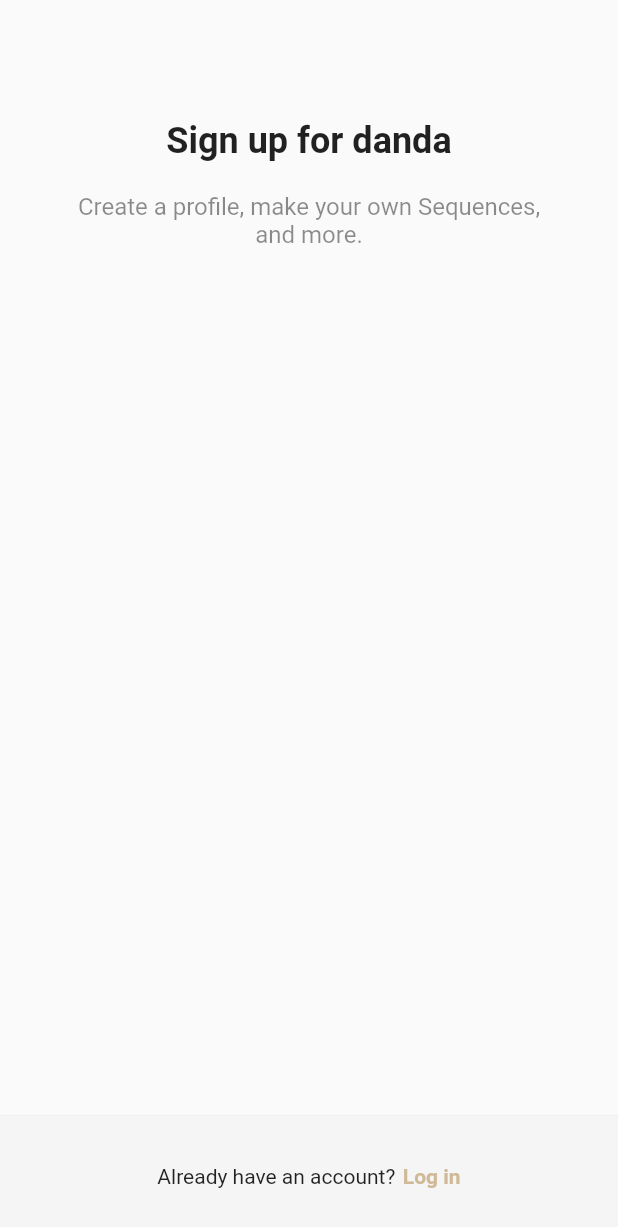
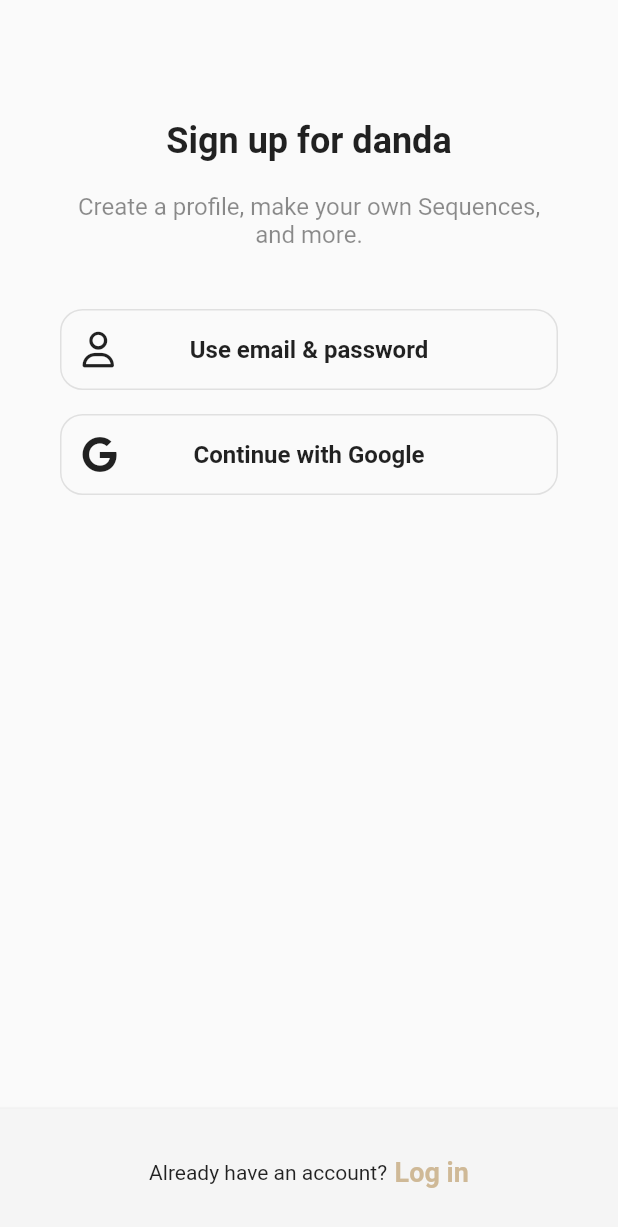
Before and after one commit to Dhui-Park/flutter_practice_app, a Flutter app: the screen it shows after launch, on a phone screen of 412 x 824 dp. Shown: the top 1227 px of the screen. Run offline on Flutter 3.47's test engine with Material 2 defaults, Android fonts, the phone set to English and light mode, and no system bars; our stand-ins replace font_awesome_flutter.

```diff
--- a/lib/screens/sign_up/sign_up_screen.dart
+++ b/lib/features/authentication/login_screen.dart
@@ -1,10 +1,16 @@
 import 'package:flutter/material.dart';
+import 'package:flutter_practice/features/authentication/widgets/auth_button.dart';
+import 'package:font_awesome_flutter/font_awesome_flutter.dart';
 
 import '../../constants/gaps.dart';
 import '../../constants/sizes.dart';
 
-class SignUpScreen extends StatelessWidget {
-  const SignUpScreen({super.key});
+class LoginScreen extends StatelessWidget {
+  const LoginScreen({super.key});
+
+  void onSignUpTap(BuildContext context) {
+    Navigator.of(context).pop();
+  }
 
   @override
   Widget build(BuildContext context) {
@@ -18,7 +24,7 @@ class SignUpScreen extends StatelessWidget {
             children: const [
               Gaps.v80,
               Text(
-                "Sign up for danda",
+                "Log in to danda",
                 style: TextStyle(
                   fontSize: Sizes.size24,
                   fontWeight: FontWeight.w700,
@@ -26,12 +32,22 @@ class SignUpScreen extends StatelessWidget {
               ),
               Gaps.v20,
               Text(
-                "Create a profile, make your own Sequences, and more.",
+                "Manage your account, check new Sequences, and more.",
                 style: TextStyle(
                   fontSize: Sizes.size16,
                   color: Colors.black45,
                 ),
                 textAlign: TextAlign.center,
+              ),
+              Gaps.v40,
+              AuthButton(
+                icon: FaIcon(FontAwesomeIcons.user),
+                text: "Use email & password",
+              ),
+              Gaps.v16,
+              AuthButton(
+                icon: FaIcon(FontAwesomeIcons.google),
+                text: "Continue with Google",
               ),
             ],
           ),
@@ -47,13 +63,17 @@ class SignUpScreen extends StatelessWidget {
           child: Row(
             mainAxisAlignment: MainAxisAlignment.center,
             children: [
-              const Text('Already have an account?'),
+              const Text("Don't have an account?"),
               Gaps.h5,
-              Text(
-                'Log in',
-                style: TextStyle(
-                  color: Theme.of(context).primaryColor,
-                  fontWeight: FontWeight.w600,
+              GestureDetector(
+                onTap: () => onSignUpTap(context),
+                child: Text(
+                  'Sign Up',
+                  style: TextStyle(
+                    fontSize: 18,
+                    color: Theme.of(context).primaryColor,
+                    fontWeight: FontWeight.w600,
+                  ),
                 ),
               ),
             ],
--- /dev/null
+++ b/lib/features/authentication/sign_up_screen.dart
@@ -0,0 +1,90 @@
+import 'package:flutter/material.dart';
+import 'package:flutter_practice/features/authentication/login_screen.dart';
+import 'package:flutter_practice/features/authentication/widgets/auth_button.dart';
+import 'package:font_awesome_flutter/font_awesome_flutter.dart';
+
+import '../../constants/gaps.dart';
+import '../../constants/sizes.dart';
+
+class SignUpScreen extends StatelessWidget {
+  const SignUpScreen({super.key});
+
+  void onLoginTap(BuildContext context) {
+    Navigator.of(context).push(
+      MaterialPageRoute(
+        builder: (context) => const LoginScreen(),
+      ),
+    );
+  }
+
+  @override
+  Widget build(BuildContext context) {
+    return Scaffold(
+      body: SafeArea(
+        child: Padding(
+          padding: const EdgeInsets.symmetric(
+            horizontal: Sizes.size40,
+          ),
+          child: Column(
+            children: const [
+              Gaps.v80,
+              Text(
+                "Sign up for danda",
+                style: TextStyle(
+                  fontSize: Sizes.size24,
+                  fontWeight: FontWeight.w700,
+                ),
+              ),
+              Gaps.v20,
+              Text(
+                "Create a profile, make your own Sequences, and more.",
+                style: TextStyle(
+                  fontSize: Sizes.size16,
+                  color: Colors.black45,
+                ),
+                textAlign: TextAlign.center,
+              ),
+              Gaps.v40,
+              AuthButton(
+                icon: FaIcon(FontAwesomeIcons.user),
+                text: "Use email & password",
+              ),
+              Gaps.v16,
+              AuthButton(
+                icon: FaIcon(FontAwesomeIcons.google),
+                text: "Continue with Google",
+              ),
+            ],
+          ),
+        ),
+      ),
+      bottomNavigationBar: BottomAppBar(
+        color: Colors.grey.shade100,
+        elevation: 2,
+        child: Padding(
+          padding: const EdgeInsets.symmetric(
+            vertical: Sizes.size32,
+          ),
+          child: Row(
+            mainAxisAlignment: MainAxisAlignment.center,
+            children: [
+              const Text('Already have an account?'),
+              Gaps.h5,
+              GestureDetector(
+                onTap: () => onLoginTap(context),
+                child: Text(
+                  'Log in',
+                  style: TextStyle(
+                    fontSize: 18,
+                    color: Theme.of(context).primaryColor,
+                    fontWeight: FontWeight.w600,
+                  ),
+                ),
+              ),
+            ],
+          ),
+        ),
+      ),
+    );
+  }
+}
--- /dev/null
+++ b/lib/features/authentication/widgets/auth_button.dart
@@ -0,0 +1,49 @@
+import 'package:flutter/material.dart';
+import 'package:font_awesome_flutter/font_awesome_flutter.dart';
+
+import '../../../constants/sizes.dart';
+
+class AuthButton extends StatelessWidget {
+  final String text;
+  final FaIcon icon;
+
+  const AuthButton({
+    super.key,
+    required this.text,
+    required this.icon,
+  });
+
+  @override
+  Widget build(BuildContext context) {
+    return FractionallySizedBox(
+      widthFactor: 1,
+      child: Container(
+        padding: const EdgeInsets.all(Sizes.size14),
+        decoration: BoxDecoration(
+          borderRadius: BorderRadius.circular(15),
+          border: Border.all(
+            color: Colors.grey.shade300,
+            width: Sizes.size1,
+          ),
+        ),
+        child: Stack(
+          alignment: Alignment.center,
+          children: [
+            Align(
+              alignment: Alignment.centerLeft,
+              child: icon,
+            ),
+            Text(
+              text,
+              style: const TextStyle(
+                fontSize: Sizes.size16,
+                fontWeight: FontWeight.w600,
+              ),
+              textAlign: TextAlign.center,
+            ),
+          ],
+        ),
+      ),
+    );
+  }
+}
--- a/lib/main.dart
+++ b/lib/main.dart
@@ -1,7 +1,6 @@
 import 'package:flutter/material.dart';
 
-import 'constants/gaps.dart';
-import 'screens/sign_up/sign_up_screen.dart';
+import 'features/authentication/sign_up_screen.dart';
 
 void main() {
   runApp(const FlutterPracticeApp());
--- a/pubspec.yaml
+++ b/pubspec.yaml
@@ -35,6 +35,7 @@ dependencies:
   # The following adds the Cupertino Icons font to your application.
   # Use with the CupertinoIcons class for iOS style icons.
   cupertino_icons: ^1.0.2
+  font_awesome_flutter: 10.3.0
 
 dev_dependencies:
   flutter_test:
```
Also changed, not shown: pubspec.lock.
